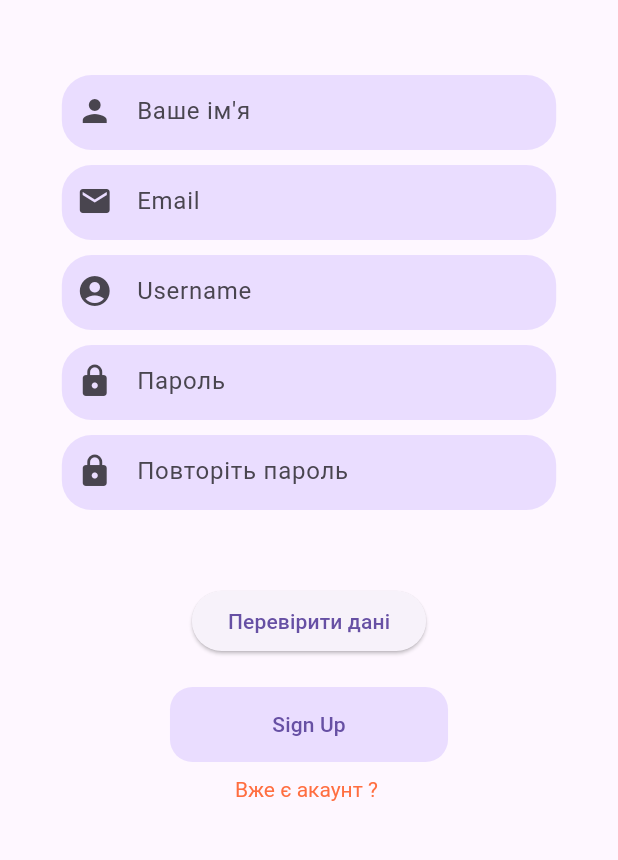
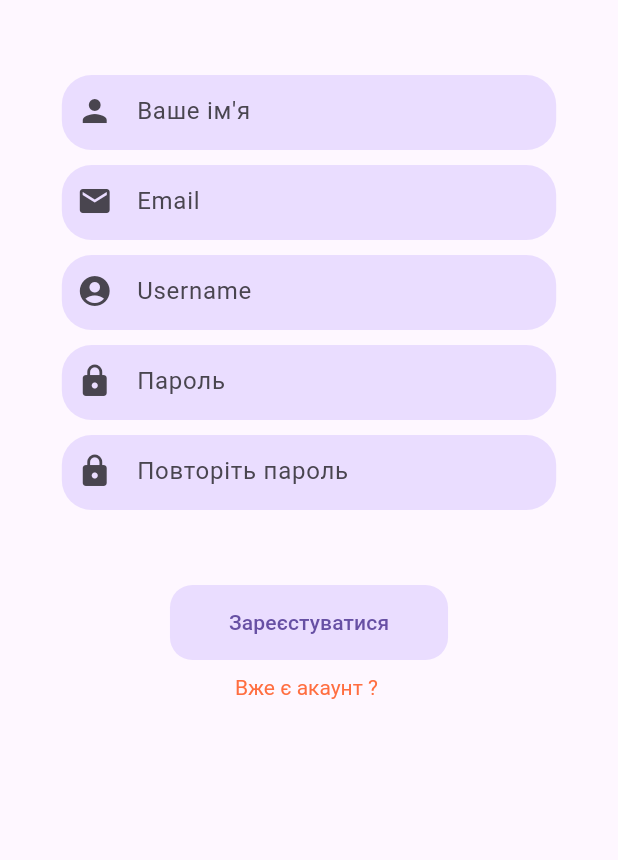
Before and after one commit to moyoface/Mobile_Apps, a Flutter app: the Register screen opened directly, on a phone screen of 412 x 824 dp, the part 300-1160 px from its top. Run offline on Flutter 3.47's test engine with Material 3 defaults, Android fonts, the phone set to English and light mode, and no system bars; our stand-ins replace sqflite; accounts and stored records are empty; project files that could hold a hidden picture were left out.

```diff
--- a/my_project/lib/Screens/login_Screen.dart
+++ b/my_project/lib/Screens/login_Screen.dart
@@ -99,7 +99,7 @@ class _LoginPageState extends State<LoginPage> {
                 style: TextStyle(color: Colors.black),
               ),
               TextSpan(
-                text: 'Створіть акаунт ! ',
+                text: 'Створіть його ! ',
                 style: const TextStyle(
                   color: Colors.deepOrangeAccent,
                 ),
@@ -114,7 +114,7 @@ class _LoginPageState extends State<LoginPage> {
         const SizedBox(height: 20),
         if (isLoginTrue)
           const Text(
-            'Username чи Password неправильні. Спробуйте ще раз',
+            'Username чи Пароль неправильні. Спробуйте ще раз',
             style: TextStyle(
               color: Color.fromARGB(255, 245, 72, 72),
               fontSize: 10,
--- a/my_project/lib/Screens/register_Screen.dart
+++ b/my_project/lib/Screens/register_Screen.dart
@@ -3,7 +3,7 @@ import 'package:flutter/material.dart';
 import 'package:my_project/JSON/users.dart';
 import 'package:my_project/SQLite/database_helper.dart';
 import 'package:my_project/Screens/login_Screen.dart';
-import 'package:my_project/Widgets/confirm_button.dart';
+//import 'package:my_project/Widgets/confirm_button.dart';
 import 'package:my_project/Widgets/text_Field_Style.dart';
 import 'package:my_project/Widgets/validations.dart';
 import 'package:my_project/Widgets/welcome_logo.dart';
@@ -23,7 +23,11 @@ class _RegisterState extends State<Register> {
   final password = TextEditingController();
   final confirmPassword = TextEditingController();
   final db = DatabaseHelper();
+
+  bool isRegisterTrue = false;
   dynamic signup() async {
+    var result = await db.getUserByUsername(usrName.text);
+    if (result != usrName.text) {
       var res = await db.createUser(Users(
           name: name.text,
           email: email.text,
@@ -31,8 +35,13 @@ class _RegisterState extends State<Register> {
           usrPassword: password.text));
       if (res > 0) {
         if (!mounted) return;
-      Navigator.push(
-          context, MaterialPageRoute(builder: (context) => const LoginPage()));
+        Navigator.push(context,
+            MaterialPageRoute(builder: (context) => const LoginPage()));
+      }
+    } else {
+      setState(() {
+        isRegisterTrue = true;
+      });
     }
   }
 
@@ -44,6 +53,7 @@ class _RegisterState extends State<Register> {
   }
 
   Widget content() {
+    Size size = MediaQuery.of(context).size;
     return Form(
       key: _formKey,
       child: Column(
@@ -66,7 +76,7 @@ class _RegisterState extends State<Register> {
             hint: 'Username',
             icon: Icons.account_circle,
             controller: usrName,
-            validator: validateUsername,
+            validator: Validations.validateUsername,
           ),
           TextFieldStyle(
             hint: 'Пароль',
@@ -79,20 +89,35 @@ class _RegisterState extends State<Register> {
             hint: 'Повторіть пароль',
             icon: Icons.lock,
             controller: confirmPassword,
-            validator: Validations.validatePassword,
+            validator: (String? value) {
+              if (value == null || value.isEmpty) {
+                return 'Будь ласка, повторіть пароль';
+              }
+              if (value != password.text) {
+                return 'Паролі не збігаються';
+              }
+              return null;
+            },
             passwordInvisible: true,
           ),
           const SizedBox(height: 40),
-          ElevatedButton(
+          Container(
+            height: 50,
+            width: size.width * .45,
+            decoration: BoxDecoration(
+              borderRadius: BorderRadius.circular(15),
+              color: Theme.of(context).colorScheme.primaryContainer,
+            ),
+            child: TextButton(
               onPressed: () {
                 if (_formKey.currentState!.validate()) {
-                  ScaffoldMessenger.of(context).showSnackBar(
-                      const SnackBar(content: Text('Processing Data')));
+                  ScaffoldMessenger.of(context).showSnackBar;
+                  signup();
                 }
               },
-              child: const Text('Перевірити дані')),
-          SizedBox(height: 20),
-          ConfirmButton(label: 'Sign Up', press: signup),
+              child: const Text('Зареєстуватися'),
+            ),
+          ),
           const SizedBox(height: 10),
           RichText(
             text: TextSpan(
@@ -110,23 +135,19 @@ class _RegisterState extends State<Register> {
               ],
             ),
           ),
+          SizedBox(height: 10),
+          if (isRegisterTrue)
+            const Text(
+              'Даний username вже використовується. Придумайте інший!',
+              style: TextStyle(
+                color: Color.fromARGB(255, 245, 72, 72),
+                fontSize: 10,
+              ),
+            )
+          else
+            const SizedBox(),
         ],
       ),
     );
   }
-
-  String? validateUsername(String? value) {
-    print('Succes');
-    if (value == null || value.isEmpty) {
-      return 'Please enter your username';
 }
-
-    // Username regex pattern (alphanumeric and underscores, 3-16 characters)
-    final RegExp usernameRegex = RegExp(r'^[a-zA-Z0-9_]{3,16}$');
-    if (!usernameRegex.hasMatch(value)) {
-      return 'Username must be 3-16 characters long and contain only letters, numbers, and underscores';
-    }
-
-    return null;
-  }
-}
--- a/my_project/lib/Widgets/text_field_style.dart
+++ b/my_project/lib/Widgets/text_field_style.dart
@@ -4,6 +4,7 @@ class TextFieldStyle extends StatelessWidget {
   final String hint;
   final IconData icon;
   final TextEditingController controller;
+  final FormFieldValidator<String> validator;
   final bool passwordInvisible;
   const TextFieldStyle({
     required this.hint,
@@ -11,7 +12,7 @@ class TextFieldStyle extends StatelessWidget {
     required this.controller,
     super.key,
     this.passwordInvisible = false,
-    required validator,
+    required this.validator,
   });
 
   @override
@@ -32,6 +33,7 @@ class TextFieldStyle extends StatelessWidget {
         child: TextFormField(
           obscureText: passwordInvisible,
           controller: controller,
+          validator: validator,
           decoration: InputDecoration(
             hintText: hint,
             icon: Icon(icon),
```
Also changed, not shown: my_project/lib/SQLite/database_helper.dart (+15 -0 lines), my_project/lib/Widgets/validations.dart (+9 -9 lines). Lines whose indentation alone changed are shown as unchanged.
